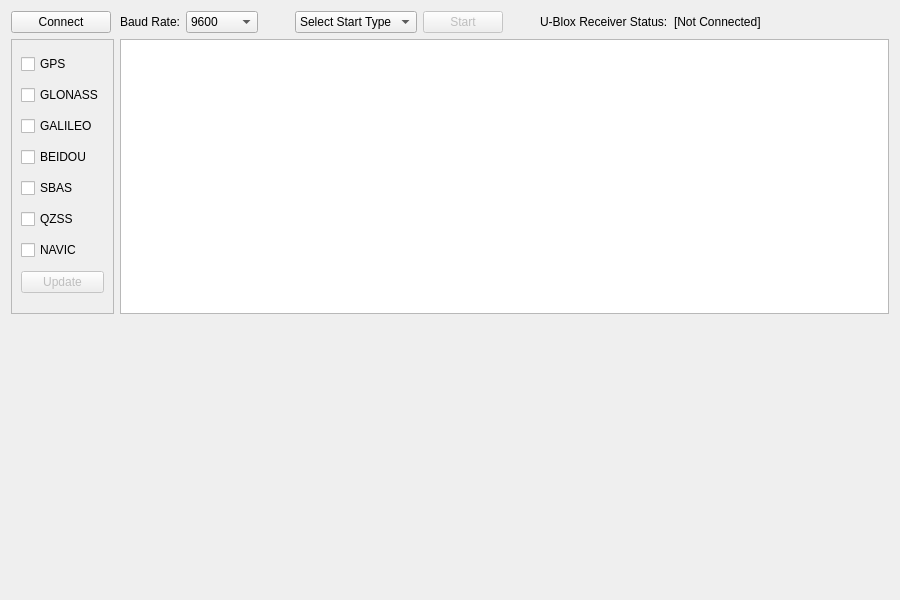
First picture: the form in examples/ublox_receiver_plugin/ublox_receiver_view.ui, repository Team-Pinpoint/skydel-plug-ins, before the edit.
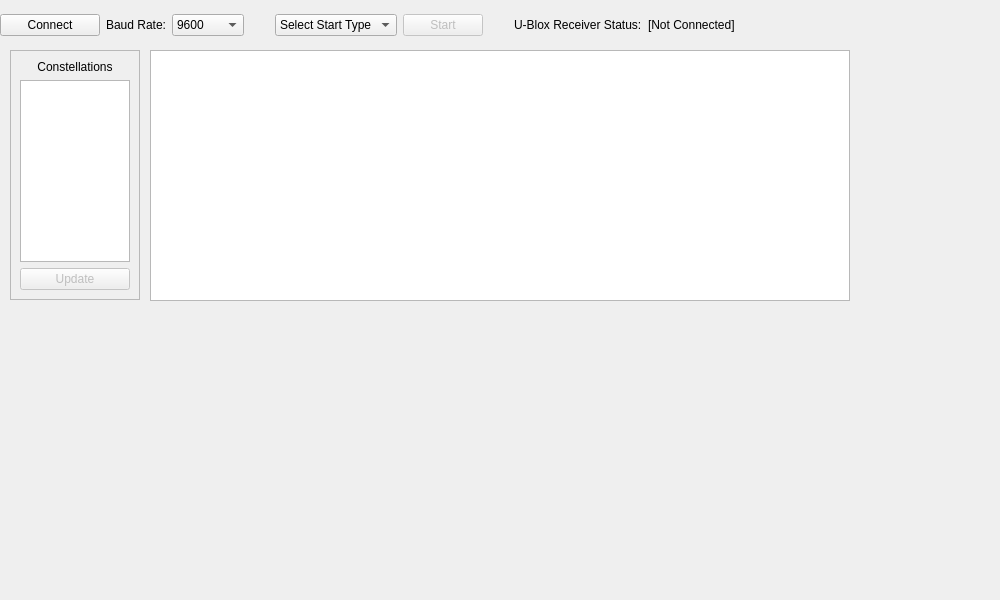
Second picture: the form after the edit.

Commit message: constellation selection ui

```diff
--- a/examples/ublox_receiver_plugin/ublox_receiver_view.ui
+++ b/examples/ublox_receiver_plugin/ublox_receiver_view.ui
@@ -6,62 +6,51 @@
    <rect>
     <x>0</x>
     <y>0</y>
-    <width>900</width>
+    <width>1000</width>
     <height>600</height>
    </rect>
   </property>
   <property name="windowTitle">
    <string>UbloxReceiverView</string>
   </property>
-  <layout class="QGridLayout" name="gridLayout">
-   <item row="0" column="3">
-    <spacer name="horizontalSpacer_3">
+  <widget class="QWidget" name="headerWidget" native="true">
+   <property name="geometry">
+    <rect>
+     <x>0</x>
+     <y>0</y>
+     <width>1000</width>
+     <height>50</height>
+    </rect>
+   </property>
+   <layout class="QGridLayout" name="gridLayout_3">
+    <item row="0" column="13">
+     <spacer name="horizontalSpacer">
      <property name="orientation">
       <enum>Qt::Horizontal</enum>
      </property>
-     <property name="sizeType">
-      <enum>QSizePolicy::Fixed</enum>
-     </property>
      <property name="sizeHint" stdset="0">
       <size>
-       <width>25</width>
+        <width>0</width>
        <height>20</height>
       </size>
      </property>
     </spacer>
    </item>
-   <item row="0" column="4">
-    <widget class="QComboBox" name="startTypeSelect">
+    <item row="0" column="8">
+     <widget class="QLabel" name="receiverStatusLabel">
      <property name="sizePolicy">
       <sizepolicy hsizetype="Fixed" vsizetype="Fixed">
        <horstretch>0</horstretch>
        <verstretch>0</verstretch>
       </sizepolicy>
      </property>
-     <item>
       <property name="text">
-       <string>Select Start Type</string>
+       <string>[Not Connected]</string>
       </property>
-     </item>
-     <item>
-      <property name="text">
-       <string>Cold</string>
-      </property>
-     </item>
-     <item>
-      <property name="text">
-       <string>Warm</string>
-      </property>
-     </item>
-     <item>
-      <property name="text">
-       <string>Hot</string>
-      </property>
-     </item>
-    </widget>
-   </item>
-   <item row="0" column="1">
-    <widget class="QLabel" name="baudRateLabel">
+     </widget>
+    </item>
+    <item row="0" column="7">
+     <widget class="QLabel" name="receiverLabel">
      <property name="sizePolicy">
       <sizepolicy hsizetype="Fixed" vsizetype="Fixed">
        <horstretch>0</horstretch>
@@ -69,10 +58,7 @@
       </sizepolicy>
      </property>
      <property name="text">
-      <string>Baud Rate:</string>
-     </property>
-     <property name="alignment">
-      <set>Qt::AlignRight|Qt::AlignTrailing|Qt::AlignVCenter</set>
+       <string>U-Blox Receiver Status:</string>
      </property>
     </widget>
    </item>
@@ -134,8 +120,8 @@
      </item>
     </widget>
    </item>
-   <item row="0" column="7">
-    <widget class="QLabel" name="receiverLabel">
+    <item row="0" column="1">
+     <widget class="QLabel" name="baudRateLabel">
      <property name="sizePolicy">
       <sizepolicy hsizetype="Fixed" vsizetype="Fixed">
        <horstretch>0</horstretch>
@@ -143,34 +129,57 @@
       </sizepolicy>
      </property>
      <property name="text">
-      <string>U-Blox Receiver Status:</string>
+       <string>Baud Rate:</string>
+      </property>
+      <property name="alignment">
+       <set>Qt::AlignRight|Qt::AlignTrailing|Qt::AlignVCenter</set>
      </property>
     </widget>
    </item>
-   <item row="3" column="0">
-    <spacer name="verticalSpacer">
+    <item row="0" column="3">
+     <spacer name="horizontalSpacer_2">
      <property name="orientation">
-      <enum>Qt::Vertical</enum>
+       <enum>Qt::Horizontal</enum>
+      </property>
+      <property name="sizeType">
+       <enum>QSizePolicy::Fixed</enum>
      </property>
      <property name="sizeHint" stdset="0">
       <size>
-       <width>20</width>
-       <height>40</height>
+        <width>25</width>
+        <height>20</height>
       </size>
      </property>
     </spacer>
    </item>
-   <item row="0" column="8">
-    <widget class="QLabel" name="receiverStatusLabel">
+    <item row="0" column="4">
+     <widget class="QComboBox" name="startTypeSelect">
      <property name="sizePolicy">
       <sizepolicy hsizetype="Fixed" vsizetype="Fixed">
        <horstretch>0</horstretch>
        <verstretch>0</verstretch>
       </sizepolicy>
      </property>
+      <item>
      <property name="text">
-      <string>[Not Connected]</string>
-     </property>
+        <string>Select Start Type</string>
+       </property>
+      </item>
+      <item>
+       <property name="text">
+        <string>Cold</string>
+       </property>
+      </item>
+      <item>
+       <property name="text">
+        <string>Warm</string>
+       </property>
+      </item>
+      <item>
+       <property name="text">
+        <string>Hot</string>
+       </property>
+      </item>
     </widget>
    </item>
    <item row="0" column="0">
@@ -198,43 +207,92 @@
      </property>
     </widget>
    </item>
-   <item row="0" column="9">
-    <spacer name="horizontalSpacer">
+    <item row="0" column="5">
+     <widget class="QPushButton" name="startButton">
+      <property name="enabled">
+       <bool>false</bool>
+      </property>
+      <property name="sizePolicy">
+       <sizepolicy hsizetype="Fixed" vsizetype="Fixed">
+        <horstretch>0</horstretch>
+        <verstretch>0</verstretch>
+       </sizepolicy>
+      </property>
+      <property name="text">
+       <string>Start</string>
+      </property>
+     </widget>
+    </item>
+    <item row="0" column="6">
+     <spacer name="horizontalSpacer_3">
      <property name="orientation">
       <enum>Qt::Horizontal</enum>
      </property>
+      <property name="sizeType">
+       <enum>QSizePolicy::Fixed</enum>
+      </property>
      <property name="sizeHint" stdset="0">
       <size>
-       <width>0</width>
+        <width>25</width>
        <height>20</height>
       </size>
      </property>
     </spacer>
    </item>
-   <item row="2" column="0">
+   </layout>
+  </widget>
+  <widget class="QListWidget" name="dataListWidget">
+   <property name="geometry">
+    <rect>
+     <x>150</x>
+     <y>50</y>
+     <width>700</width>
+     <height>251</height>
+    </rect>
+   </property>
+   <property name="sizePolicy">
+    <sizepolicy hsizetype="Fixed" vsizetype="Expanding">
+     <horstretch>0</horstretch>
+     <verstretch>0</verstretch>
+    </sizepolicy>
+   </property>
+  </widget>
     <widget class="QFrame" name="constellationSelectionFrame">
+   <property name="geometry">
+    <rect>
+     <x>10</x>
+     <y>50</y>
+     <width>130</width>
+     <height>250</height>
+    </rect>
+   </property>
+   <property name="sizePolicy">
+    <sizepolicy hsizetype="Fixed" vsizetype="Preferred">
+     <horstretch>0</horstretch>
+     <verstretch>0</verstretch>
+    </sizepolicy>
+   </property>
      <property name="frameShape">
       <enum>QFrame::StyledPanel</enum>
      </property>
      <property name="frameShadow">
       <enum>QFrame::Raised</enum>
      </property>
-     <layout class="QGridLayout" name="gridLayout_2">
-      <item row="2" column="0">
-       <widget class="QCheckBox" name="galileoCheckBox">
+   <layout class="QVBoxLayout" name="verticalLayout">
+    <item>
+     <widget class="QLabel" name="constellationsLabel">
         <property name="text">
-         <string>GALILEO</string>
-        </property>
-       </widget>
-      </item>
-      <item row="1" column="0">
-       <widget class="QCheckBox" name="glonassCheckBox">
-        <property name="text">
-         <string>GLONASS</string>
+       <string>Constellations</string>
+      </property>
+      <property name="alignment">
+       <set>Qt::AlignCenter</set>
         </property>
        </widget>
       </item>
-      <item row="7" column="0">
+    <item>
+     <widget class="QListWidget" name="constellationListWidget"/>
+    </item>
+    <item>
        <widget class="QPushButton" name="updateConstellationsButton">
         <property name="enabled">
          <bool>false</bool>
@@ -244,80 +302,8 @@
         </property>
        </widget>
       </item>
-      <item row="3" column="0">
-       <widget class="QCheckBox" name="beidouCheckBox">
-        <property name="text">
-         <string>BEIDOU</string>
-        </property>
-       </widget>
-      </item>
-      <item row="0" column="0">
-       <widget class="QCheckBox" name="gpsCheckBox">
-        <property name="text">
-         <string>GPS</string>
-        </property>
-       </widget>
-      </item>
-      <item row="4" column="0">
-       <widget class="QCheckBox" name="sbasCheckBox">
-        <property name="text">
-         <string>SBAS</string>
-        </property>
-       </widget>
-      </item>
-      <item row="5" column="0">
-       <widget class="QCheckBox" name="qzssCheckBox">
-        <property name="text">
-         <string>QZSS</string>
-        </property>
-       </widget>
-      </item>
-      <item row="6" column="0">
-       <widget class="QCheckBox" name="navicCheckBox">
-        <property name="text">
-         <string>NAVIC</string>
-        </property>
-       </widget>
-      </item>
-     </layout>
-    </widget>
-   </item>
-   <item row="0" column="6">
-    <spacer name="horizontalSpacer_2">
-     <property name="orientation">
-      <enum>Qt::Horizontal</enum>
-     </property>
-     <property name="sizeType">
-      <enum>QSizePolicy::Fixed</enum>
-     </property>
-     <property name="sizeHint" stdset="0">
-      <size>
-       <width>25</width>
-       <height>20</height>
-      </size>
-     </property>
-    </spacer>
-   </item>
-   <item row="0" column="5">
-    <widget class="QPushButton" name="startButton">
-     <property name="enabled">
-      <bool>false</bool>
-     </property>
-     <property name="sizePolicy">
-      <sizepolicy hsizetype="Fixed" vsizetype="Fixed">
-       <horstretch>0</horstretch>
-       <verstretch>0</verstretch>
-      </sizepolicy>
-     </property>
-     <property name="text">
-      <string>Start</string>
-     </property>
-    </widget>
-   </item>
-   <item row="2" column="1" colspan="9">
-    <widget class="QListWidget" name="dataListWidget"/>
-   </item>
-  </layout>
+   </layout>
+  </widget>
  </widget>
  <resources/>
  <connections/>
```
Lines whose indentation alone changed are shown as unchanged. The commit also changes 8 other files.
